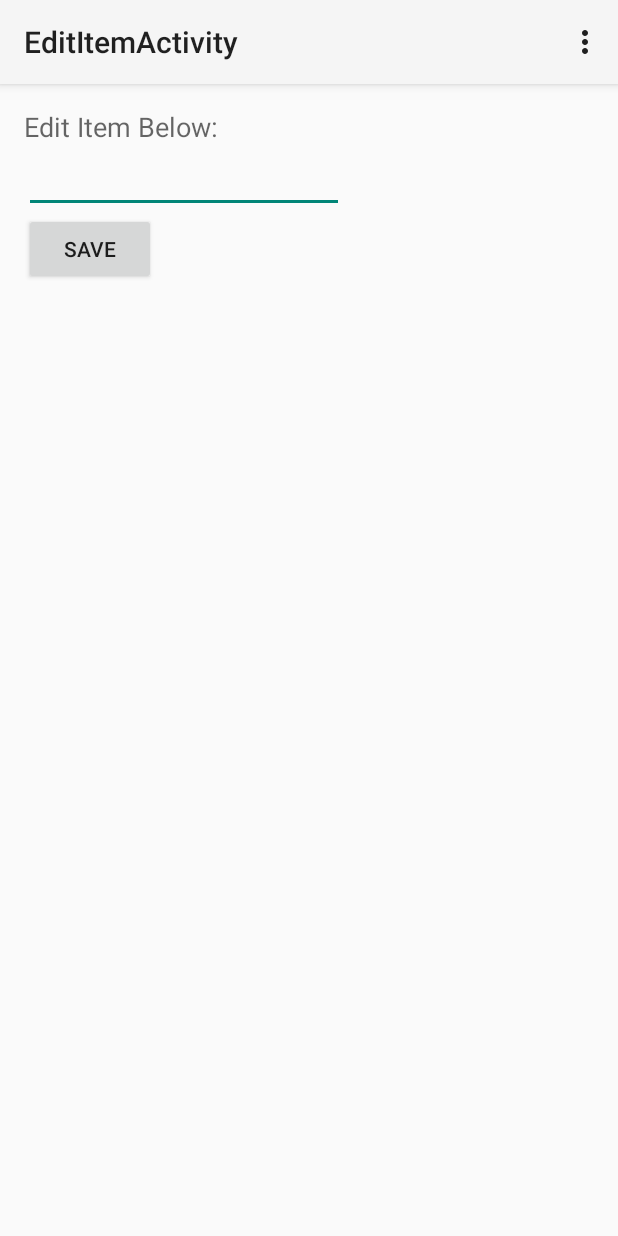
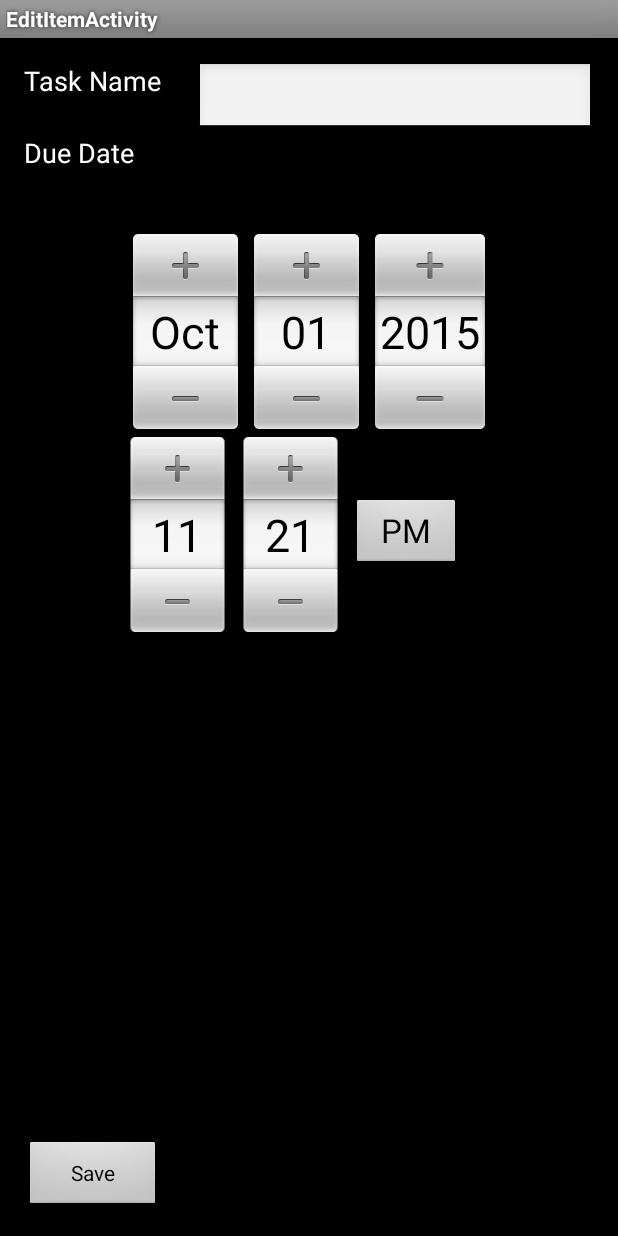
Before and after one commit to kristeaac/codepath-project-0-todo, an Android app: the EditItemActivity screen opened directly, with no data from a screen before it, on a phone screen of 412 x 824 dp. Run offline under Robolectric (Android 15) with nearby library versions, the phone set to English and light mode, and no system bars.

Commit message:
add support for due dates

```diff
--- a/app/src/main/AndroidManifest.xml
+++ b/app/src/main/AndroidManifest.xml
@@ -6,7 +6,7 @@
         android:allowBackup="true"
         android:icon="@drawable/ic_launcher"
         android:label="@string/app_name"
-        android:theme="@style/AppTheme" >
+        android:theme="@android:style/Theme.Black" >
         <activity
             android:name="com.codepath.simpletodo.MainActivity"
             android:label="@string/app_name" >
--- a/app/src/main/java/com/codepath/simpletodo/EditItemActivity.java
+++ b/app/src/main/java/com/codepath/simpletodo/EditItemActivity.java
@@ -6,13 +6,18 @@ import android.os.Bundle;
 import android.view.Menu;
 import android.view.MenuItem;
 import android.view.View;
+import android.widget.DatePicker;
 import android.widget.EditText;
+import android.widget.TimePicker;
 
+import org.joda.time.DateTime;
 
 public class EditItemActivity extends Activity {
     public static final String EDIT_TEXT_KEY = "editText";
     public static final String ITEM_INDEX_KEY = "itemIndex";
+    public static final String DUE_DATE_KEY = "dueDate";
     private int itemPosition;
+    private DateTime dueDate;
 
     @Override
     protected void onCreate(Bundle savedInstanceState) {
@@ -22,6 +27,17 @@ public class EditItemActivity extends Activity {
         itemPosition = getIntent().getIntExtra(ITEM_INDEX_KEY, -1); // TODO do some error checking?
         EditText editText = (EditText) findViewById(R.id.editText);
         editText.setText(editTextValue);
+
+        long dueDateMillis = getIntent().getLongExtra(DUE_DATE_KEY, -1);
+        dueDate = dueDateMillis == -1 ? null : new DateTime(dueDateMillis);
+        if (dueDate != null) {
+            DatePicker datePicker = (DatePicker) findViewById(R.id.datePicker);
+            datePicker.updateDate(dueDate.getYear(), dueDate.getMonthOfYear() - 1, dueDate.getDayOfMonth());
+
+            TimePicker timePicker = (TimePicker) findViewById(R.id.dueDateTime);
+            timePicker.setCurrentHour(dueDate.getHourOfDay());
+            timePicker.setCurrentMinute(dueDate.getMinuteOfHour());
+        }
     }
 
 
@@ -52,7 +68,14 @@ public class EditItemActivity extends Activity {
         Intent data = new Intent();
         data.putExtra(EDIT_TEXT_KEY, etName.getText().toString());
         data.putExtra(ITEM_INDEX_KEY, itemPosition);
+        data.putExtra(DUE_DATE_KEY, getDueDate().getMillis());
         setResult(RESULT_OK, data);
         finish();
     }
+
+    private DateTime getDueDate() {
+        DatePicker datePicker = (DatePicker) findViewById(R.id.datePicker);
+        TimePicker timePicker = (TimePicker) findViewById(R.id.dueDateTime);
+        return new DateTime(datePicker.getYear(), datePicker.getMonth() + 1, datePicker.getDayOfMonth(), timePicker.getCurrentHour(), timePicker.getCurrentMinute());
+    }
 }
--- a/app/src/main/java/com/codepath/simpletodo/data/DatabaseHelper.java
+++ b/app/src/main/java/com/codepath/simpletodo/data/DatabaseHelper.java
@@ -51,6 +51,7 @@ public class DatabaseHelper extends SQLiteOpenHelper {
 
     public synchronized static DatabaseHelper getHelper(Context context) {
         if (helper == null) {
+            //context.deleteDatabase(DATABASE_NAME);
             helper = new DatabaseHelper(context);
         }
         return helper;
--- a/app/src/main/res/layout/activity_edit_item.xml
+++ b/app/src/main/res/layout/activity_edit_item.xml
@@ -11,7 +11,7 @@
         android:layout_width="wrap_content"
         android:layout_height="wrap_content"
         android:textAppearance="?android:attr/textAppearanceMedium"
-        android:text="Edit Item Below:"
+        android:text="Task Name"
         android:id="@+id/editItemTitle"
         android:layout_alignParentTop="true"
         android:layout_alignParentLeft="true"
@@ -23,17 +23,55 @@
         android:inputType="textMultiLine"
         android:ems="10"
         android:id="@+id/editText"
-        android:layout_below="@+id/editItemTitle"
-        android:layout_alignParentLeft="true"
+        android:layout_alignParentTop="true"
+        android:layout_toRightOf="@+id/editItemTitle"
+        android:layout_toEndOf="@+id/editItemTitle"
+        android:layout_marginLeft="23dp"
+        android:layout_alignParentRight="true"
+        android:layout_alignParentEnd="true" />
+
+    <TextView
+        android:layout_width="wrap_content"
+        android:layout_height="wrap_content"
+        android:textAppearance="?android:attr/textAppearanceMedium"
+        android:text="Due Date"
+        android:id="@+id/dueDateTitle"
+        android:layout_below="@+id/editText"
         android:layout_alignParentStart="true" />
 
     <Button
-        android:layout_width="wrap_content"
+        android:layout_width="fill_parent"
         android:layout_height="wrap_content"
         android:text="Save"
         android:id="@+id/saveEditButton"
         android:onClick="onEditItem"
-        android:layout_below="@+id/editText"
-        android:layout_alignParentLeft="true"
-        android:layout_alignParentStart="true" />
+        android:gravity="center"
+        android:layout_toStartOf="@+id/editText"
+        android:layout_alignParentBottom="true"
+        android:layout_centerHorizontal="true" />
+
+    <Space
+        android:layout_width="20px"
+        android:layout_height="20px"
+        android:layout_alignStart="@+id/datePicker"
+        android:id="@+id/space"
+        android:layout_below="@+id/dueDateTitle"
+        android:layout_alignEnd="@+id/editText" />
+
+    <DatePicker
+        android:layout_width="wrap_content"
+        android:layout_height="wrap_content"
+        android:id="@+id/datePicker"
+        android:calendarViewShown="false"
+        android:layout_below="@+id/space"
+        android:layout_centerHorizontal="true"
+        android:layout_marginTop="26dp" />
+
+    <TimePicker
+        android:layout_width="wrap_content"
+        android:layout_height="wrap_content"
+        android:id="@+id/dueDateTime"
+        android:layout_below="@+id/datePicker"
+        android:layout_alignStart="@+id/datePicker" />
+
 </RelativeLayout>
```
Also changed, not shown: app/build.gradle (+11 -4 lines), app/src/main/java/com/codepath/simpletodo/MainActivity.java (+20 -14 lines), app/src/main/java/com/codepath/simpletodo/data/TodoItem.java (+24 -1 lines), app/src/main/java/com/codepath/simpletodo/data/TodoItemAdapter.java (added, +48 -0 lines), app/src/main/res/layout/listview_todo_item_row.xml (added, +24 -0 lines), 1 other file.
